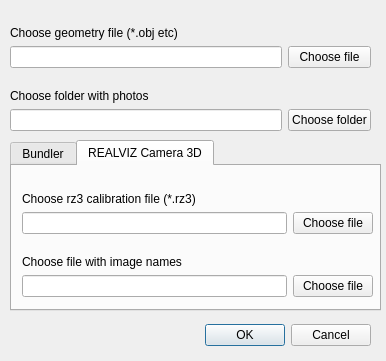
Before: the Qt Designer form src/gui/OpenForm.ui in Jaa-c/DP, drawn with Qt 5.
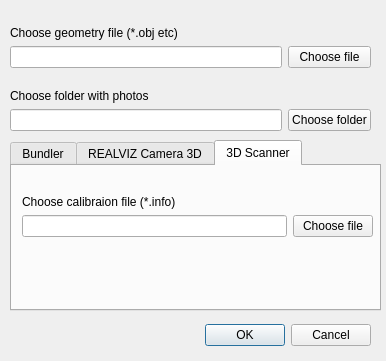
After: the same form once the commit is applied.

What changed in the file:
```diff
--- a/src/gui/OpenForm.ui
+++ b/src/gui/OpenForm.ui
@@ -66,7 +66,7 @@
     </rect>
    </property>
    <property name="currentIndex">
-    <number>1</number>
+    <number>2</number>
    </property>
    <widget class="QWidget" name="bundlerTab">
     <attribute name="title">
@@ -162,6 +162,43 @@
      </layout>
     </widget>
    </widget>
+   <widget class="QWidget" name="tab">
+    <attribute name="title">
+     <string>3D Scanner</string>
+    </attribute>
+    <widget class="QWidget" name="layoutWidget_4">
+     <property name="geometry">
+      <rect>
+       <x>10</x>
+       <y>10</y>
+       <width>351</width>
+       <height>61</height>
+      </rect>
+     </property>
+     <layout class="QGridLayout" name="gridLayout_4">
+      <item row="4" column="2">
+       <widget class="QPushButton" name="scannerButton">
+        <property name="text">
+         <string>Choose file</string>
+        </property>
+       </widget>
+      </item>
+      <item row="4" column="1">
+       <widget class="QLineEdit" name="scannerPath"/>
+      </item>
+      <item row="1" column="1">
+       <widget class="QLabel" name="label_5">
+        <property name="text">
+         <string>Choose calibraion file (*.info)</string>
+        </property>
+        <property name="alignment">
+         <set>Qt::AlignBottom|Qt::AlignLeading|Qt::AlignLeft</set>
+        </property>
+       </widget>
+      </item>
+     </layout>
+    </widget>
+   </widget>
   </widget>
   <widget class="QWidget" name="layoutWidget">
    <property name="geometry">
```
